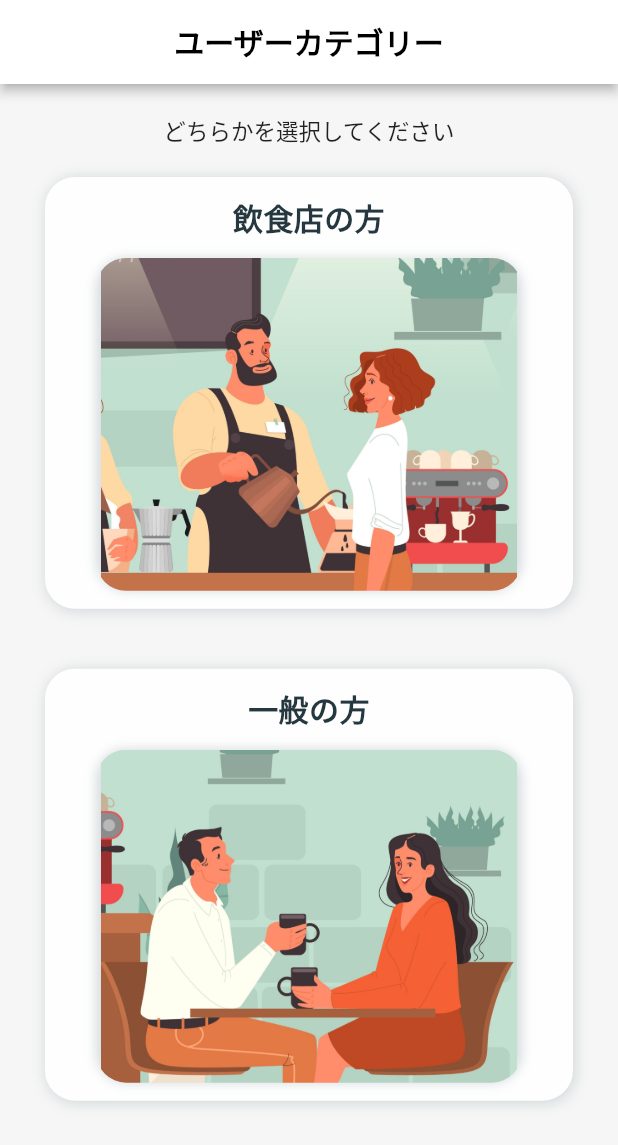
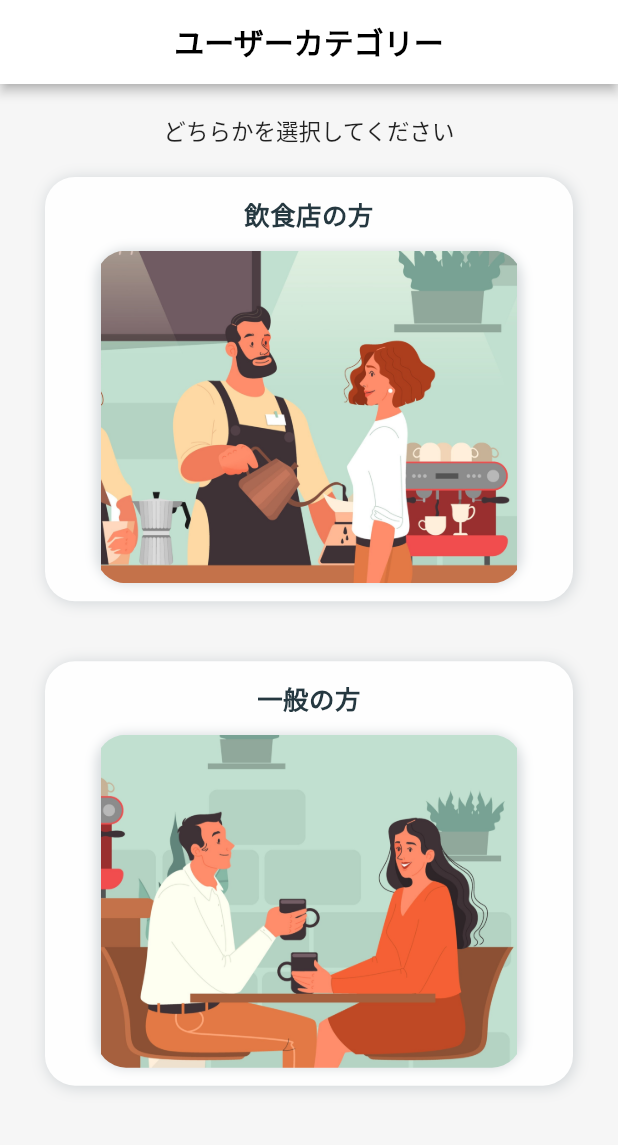
Before and after one commit to YARN-CC2021/cafe-express, a Flutter app: the UserCategoryPage screen opened by its route, on a phone screen of 412 x 824 dp. Shown: the top 1145 px of the screen. Run offline on Flutter 3.47's test engine with Material 2 defaults, Android fonts, the phone set to English and light mode, and no system bars; our stand-ins replace awesome_dialog, file_picker, flutter_dotenv, flutter_login, font_awesome_flutter, geolocator and 4 more; missing offline and left inert: amplify_auth_cognito, amplify_core, amplify_storage_s3, circular_menu, flutter_barcode_scanner, flutter_polyline_points and 2 more; accounts and stored records are empty; network calls fail; Roboto replaces fonts that are missing (WorkSans).

```diff
--- a/lib/screens/auth.dart
+++ b/lib/screens/auth.dart
@@ -123,7 +123,9 @@ class _AuthState extends State<Auth> {
       onLogin: logIn,
       onSignup: signUp,
       onRecoverPassword: recoverPassword,
-      theme: LoginTheme(primaryColor: Theme.of(context).primaryColor),
+      theme: LoginTheme(
+        primaryColor: Theme.of(context).primaryColor,
+      ),
       messages: LoginMessages(
         usernameHint: 'メールアドレス',
         passwordHint: 'パスワード',
--- a/lib/screens/user_category_page.dart
+++ b/lib/screens/user_category_page.dart
@@ -74,7 +74,7 @@ class _UserCategoryPageState extends State<UserCategoryPage> {
                                 textAlign: TextAlign.center,
                                 style: TextStyle(
                                   fontWeight: FontWeight.w600,
-                                  fontSize: 20,
+                                  fontSize: 17,
                                   letterSpacing: 0.27,
                                   color: CafeExpressTheme.darkText,
                                 ),
@@ -147,7 +147,7 @@ class _UserCategoryPageState extends State<UserCategoryPage> {
                                 textAlign: TextAlign.center,
                                 style: TextStyle(
                                   fontWeight: FontWeight.w600,
-                                  fontSize: 20,
+                                  fontSize: 17,
                                   letterSpacing: 0.27,
                                   color: CafeExpressTheme.darkText,
                                 ),
```
Also changed, not shown: assets/images/logo_green.png.
